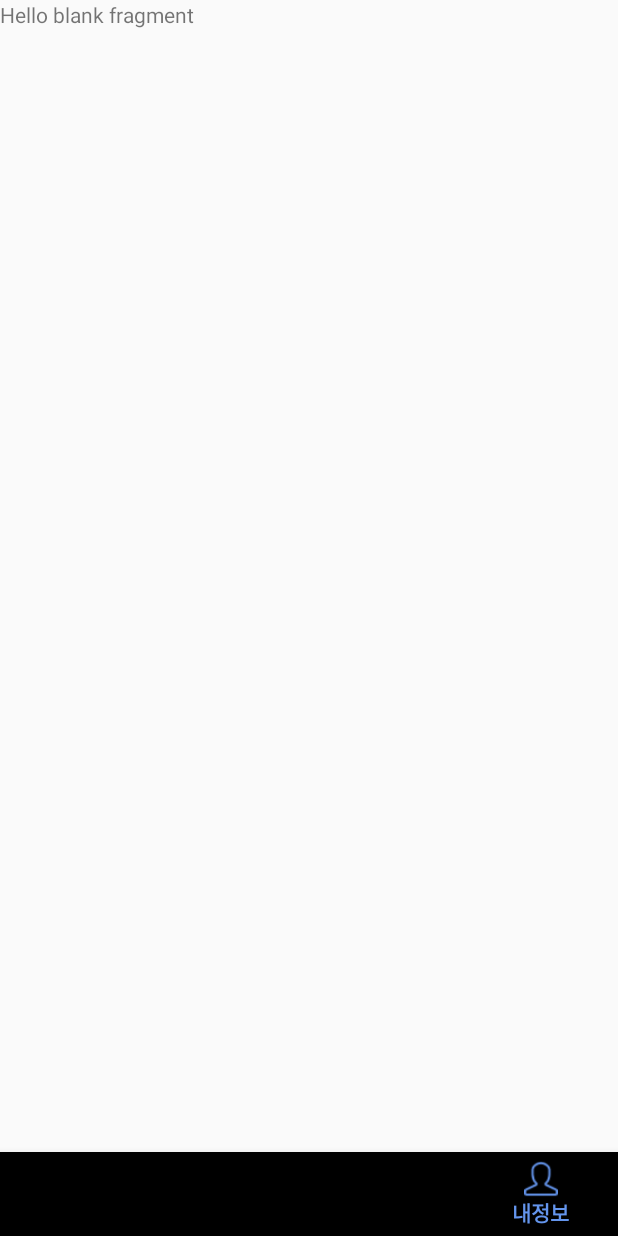
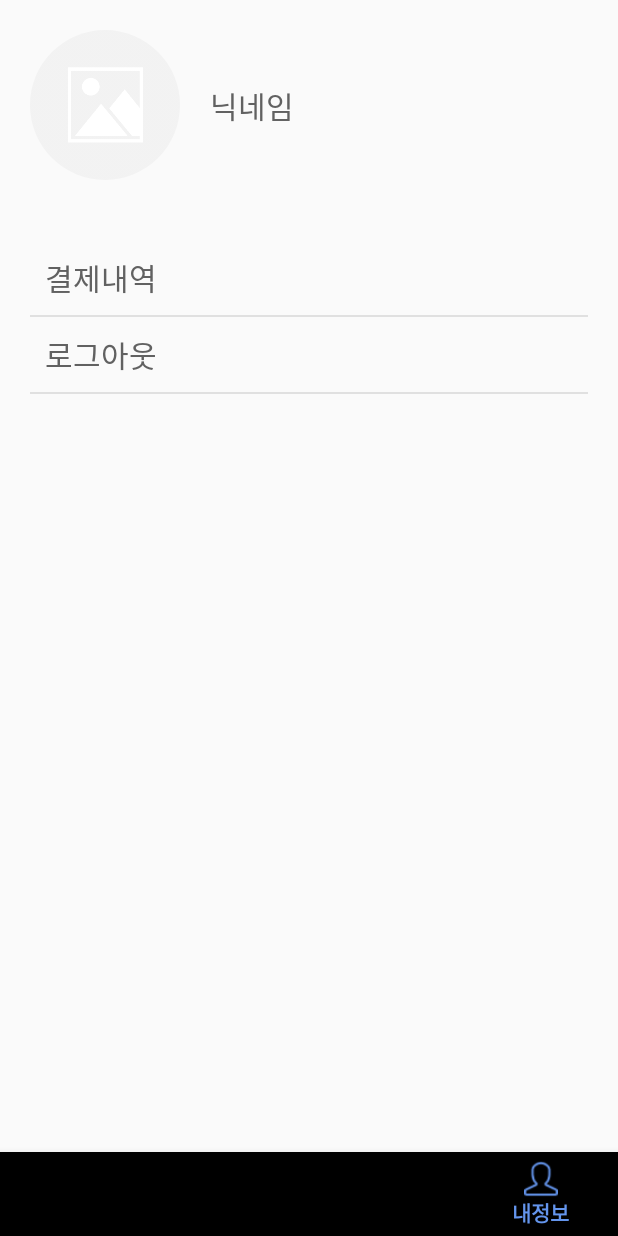
Before and after one commit to sorrylim/comin, an Android app: the screen it shows after launch (MainActivity), item 4 of the bottom bar chosen, on a phone screen of 412 x 824 dp. Run offline under Robolectric (Android 15) with nearby library versions, the phone set to English and light mode, and no system bars; our stand-ins replace CircleImageView.

Commit message:
2020.06.09
16:55

```diff
--- a/app/src/main/AndroidManifest.xml
+++ b/app/src/main/AndroidManifest.xml
@@ -3,6 +3,7 @@
     package="com.example.comin">
 
     <uses-permission android:name="android.permission.INTERNET" />
+    <uses-permission android:name="android.permission.ACCESS_NETWORK_STATE" />
 
     <application
         android:allowBackup="true"
@@ -10,7 +11,8 @@
         android:label="@string/app_name"
         android:roundIcon="@mipmap/ic_launcher_round"
         android:supportsRtl="true"
-        android:theme="@style/AppTheme">
+        android:theme="@style/AppTheme"
+        android:usesCleartextTraffic="true">
         <activity android:name=".IntroActivity.SplashActivity"></activity>
         <activity android:name=".IntroActivity.JoinActivity" />
         <activity android:name=".MainActivity.ProductActivity" />
--- a/app/src/main/java/com/example/comin/Class/UserInfo.kt
+++ b/app/src/main/java/com/example/comin/Class/UserInfo.kt
@@ -6,7 +6,7 @@ import android.app.Application
 
 class UserInfo : Application() {
     companion object{
-        var ID : String=""
+        var ID : String="alsdkjalskdj"
         var PW : String=""
         var NICKNAME : String=""
     }
--- a/app/src/main/java/com/example/comin/MainActivity/ProductActivity.kt
+++ b/app/src/main/java/com/example/comin/MainActivity/ProductActivity.kt
@@ -27,6 +27,8 @@ class ProductActivity : AppCompatActivity() {
         var productImageView = intent.getIntExtra("productImageView", 0)
         var productPrice = intent.getIntExtra("productPrice", 0)
 
+        //Toast.makeText(this, R.drawable.event1, Toast.LENGTH_SHORT).show()
+
         var count = 1
 
         text_productprice.text = productPrice.toString() + "원"
@@ -35,6 +37,8 @@ class ProductActivity : AppCompatActivity() {
         text_registertitle.text = productTitle
         product_image.setImageResource(productImageView)
         text_count.text = count.toString()
+
+        btn_backpress.bringToFront()
 
         btn_plus.setOnClickListener {
             count++
--- a/app/src/main/res/layout/activity_product.xml
+++ b/app/src/main/res/layout/activity_product.xml
@@ -32,7 +32,7 @@
             <ImageView
                 android:id="@+id/product_image"
                 android:layout_width="match_parent"
-                android:layout_height="200dp"
+                android:layout_height="300dp"
                 android:scaleType="fitXY"
                 app:layout_constraintEnd_toEndOf="parent"
                 app:layout_constraintStart_toStartOf="parent"
@@ -43,7 +43,7 @@
                 android:layout_width="match_parent"
                 android:layout_height="wrap_content"
                 android:layout_marginStart="16dp"
-                android:layout_marginTop="180dp"
+                android:layout_marginTop="280dp"
                 android:layout_marginEnd="16dp"
                 app:layout_constraintEnd_toEndOf="parent"
                 app:layout_constraintStart_toStartOf="parent"
--- a/app/src/main/res/layout/fragment_home.xml
+++ b/app/src/main/res/layout/fragment_home.xml
@@ -99,7 +99,6 @@
             android:id="@+id/imageView3"
             android:layout_width="match_parent"
             android:layout_height="100dp"
-            android:layout_marginEnd="1dp"
             android:scaleType="fitXY"
             android:src="@drawable/treasure"
             app:layout_constraintEnd_toEndOf="parent"
--- a/app/src/main/res/layout/fragment_mypage.xml
+++ b/app/src/main/res/layout/fragment_mypage.xml
@@ -1,14 +1,85 @@
 <?xml version="1.0" encoding="utf-8"?>
-<FrameLayout xmlns:android="http://schemas.android.com/apk/res/android"
+<androidx.constraintlayout.widget.ConstraintLayout xmlns:android="http://schemas.android.com/apk/res/android"
+    xmlns:app="http://schemas.android.com/apk/res-auto"
     xmlns:tools="http://schemas.android.com/tools"
     android:layout_width="match_parent"
     android:layout_height="match_parent"
     tools:context=".Fragment.MypageFragment">
 
-    <!-- TODO: Update blank fragment layout -->
+
+    <de.hdodenhof.circleimageview.CircleImageView
+        android:id="@+id/image_profile"
+        android:layout_width="100dp"
+        android:layout_height="100dp"
+        android:layout_marginStart="20dp"
+        android:layout_marginTop="20dp"
+        android:src="@drawable/default_image"
+        app:layout_constraintStart_toStartOf="parent"
+        app:layout_constraintTop_toTopOf="parent" />
+
     <TextView
-        android:layout_width="match_parent"
-        android:layout_height="match_parent"
-        android:text="@string/hello_blank_fragment" />
+        android:id="@+id/text_profilenickname"
+        android:layout_width="wrap_content"
+        android:layout_height="wrap_content"
+        android:layout_marginStart="20dp"
+        android:text="닉네임"
+        android:textColor="@color/colorMdGrey_700"
+        android:textSize="20dp"
+        app:layout_constraintBottom_toBottomOf="@+id/image_profile"
+        app:layout_constraintStart_toEndOf="@+id/image_profile"
+        app:layout_constraintTop_toTopOf="@+id/image_profile" />
 
-</FrameLayout>
+    <TextView
+        android:id="@+id/text_payment"
+        android:layout_width="0dp"
+        android:layout_height="wrap_content"
+        android:layout_marginStart="30dp"
+        android:layout_marginTop="50dp"
+        android:layout_marginEnd="20dp"
+        android:gravity="left"
+        android:text="결제내역"
+        android:textColor="@color/colorMdGrey_700"
+        android:textSize="20dp"
+        app:layout_constraintEnd_toEndOf="parent"
+        app:layout_constraintStart_toStartOf="parent"
+        app:layout_constraintTop_toBottomOf="@+id/image_profile" />
+
+    <View
+        android:id="@+id/view3"
+        android:layout_width="0dp"
+        android:layout_height="1dp"
+        android:layout_marginStart="20dp"
+        android:layout_marginTop="10dp"
+        android:layout_marginEnd="20dp"
+        android:background="@color/colorMdGrey_300"
+        app:layout_constraintEnd_toEndOf="parent"
+        app:layout_constraintStart_toStartOf="parent"
+        app:layout_constraintTop_toBottomOf="@+id/text_payment" />
+
+    <TextView
+        android:id="@+id/text_logout"
+        android:layout_width="0dp"
+        android:layout_height="wrap_content"
+        android:layout_marginStart="30dp"
+        android:layout_marginTop="10dp"
+        android:layout_marginEnd="20dp"
+        android:gravity="left"
+        android:text="로그아웃"
+        android:textColor="@color/colorMdGrey_700"
+        android:textSize="20dp"
+        app:layout_constraintEnd_toEndOf="parent"
+        app:layout_constraintStart_toStartOf="parent"
+        app:layout_constraintTop_toBottomOf="@+id/view3" />
+
+    <View
+        android:id="@+id/view4"
+        android:layout_width="0dp"
+        android:layout_height="1dp"
+        android:layout_marginStart="20dp"
+        android:layout_marginTop="10dp"
+        android:layout_marginEnd="20dp"
+        android:background="@color/colorMdGrey_300"
+        app:layout_constraintEnd_toEndOf="parent"
+        app:layout_constraintStart_toStartOf="parent"
+        app:layout_constraintTop_toBottomOf="@+id/text_logout" />
+</androidx.constraintlayout.widget.ConstraintLayout>
```
Also changed, not shown: app/src/main/res/layout/fragment_shopping_cart.xml (+22 -8 lines).
